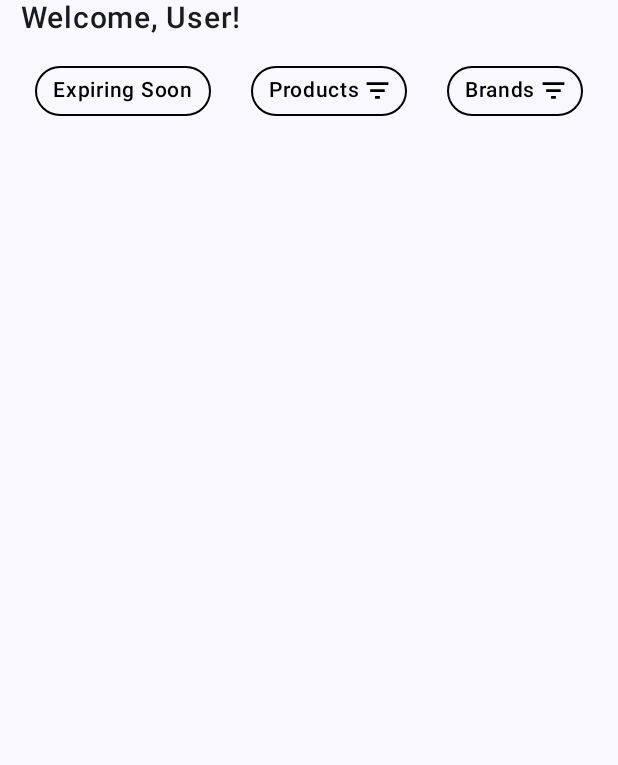
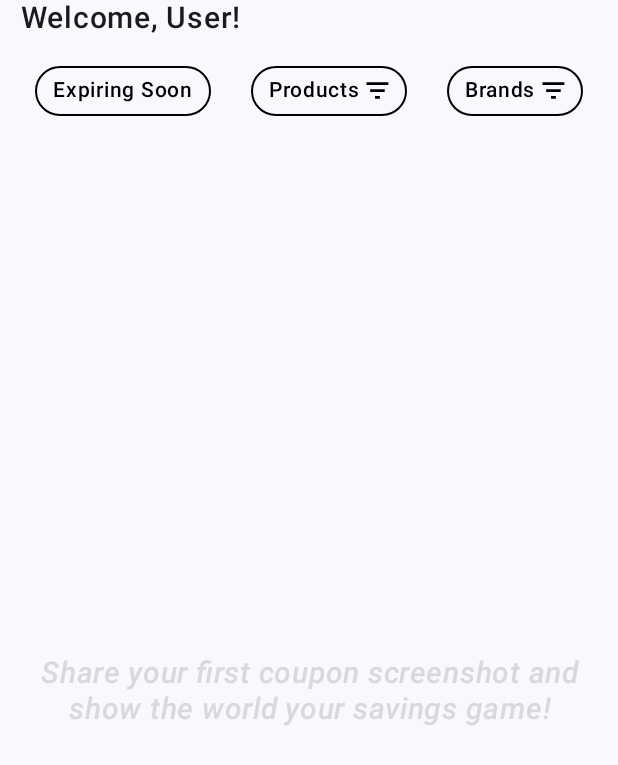
Before and after one commit to tanmayshree/ziwy, an Android app built with Jetpack Compose: the composable HomePage shown on its own in the app's theme, on a phone screen of 412 x 824 dp. Shown: the top 765 px of the screen. Run offline under Robolectric (Android 15) with nearby library versions, the light colour scheme and no system bars; pictures from the network do not load.

Commit message:
ui fixes

```diff
--- a/app/src/main/java/com/anonymous/ziwy/MainActivity.kt
+++ b/app/src/main/java/com/anonymous/ziwy/MainActivity.kt
@@ -61,7 +61,6 @@ class MainActivity : ComponentActivity() {
 
         setContent {
             ZiwyTheme {
-
                 Scaffold(
                     modifier = Modifier.fillMaxSize(),
                     containerColor = white
--- a/app/src/main/java/com/anonymous/ziwy/Screens/HomeSection/Components/HomePage.kt
+++ b/app/src/main/java/com/anonymous/ziwy/Screens/HomeSection/Components/HomePage.kt
@@ -55,6 +55,7 @@ import androidx.compose.ui.draw.shadow
 import androidx.compose.ui.graphics.ColorFilter
 import androidx.compose.ui.layout.ContentScale
 import androidx.compose.ui.res.painterResource
+import androidx.compose.ui.text.font.FontStyle
 import androidx.compose.ui.text.font.FontWeight
 import androidx.compose.ui.text.style.TextAlign
 import androidx.compose.ui.text.style.TextOverflow
@@ -162,6 +163,38 @@ private fun CouponsContainer(
     selectedProductFilter: MutableState<String?>,
     selectedBrandFilter: MutableState<String?>,
 ) {
+    val filteredList = state.couponsList
+        .filter { it.redeemed != true }
+        .filter {
+            it.expiryStatus == ZConstants.COUPON_IS_EXPIRING_SOON || !isExpiringSoonFilterEnabled.value
+        }
+        .filter {
+            selectedProductFilter.value == null || it.couponProduct?.contains(
+                selectedProductFilter.value
+            ) == true
+        }
+        .filter {
+            selectedBrandFilter.value == null || it.couponBrand == selectedBrandFilter.value
+        }
+
+    if (state.imageUri != null && state.imageUri != Uri.EMPTY) {
+
+    } else if (state.loadingScreenState == LoadingScreenState(true, ZConstants.FETCH_COUPONS)) {
+
+    } else if (filteredList.isEmpty()) {
+        Box(modifier = Modifier.fillMaxSize(), contentAlignment = Alignment.Center) {
+            Text(
+                text = "Share your first coupon screenshot and show the world your savings game!",
+                fontSize = 20.sp,
+                fontWeight = FontWeight.SemiBold,
+                textAlign = TextAlign.Center,
+                fontStyle = FontStyle.Italic,
+                color = grey,
+                modifier = Modifier
+                    .padding(20.dp, 10.dp)
+            )
+        }
+    }
     LazyVerticalGrid(
         contentPadding = PaddingValues(horizontal = 16.dp),
         columns = GridCells.Fixed(2),
@@ -225,19 +258,6 @@ private fun CouponsContainer(
                 }
             }
         } else {
-            val filteredList = state.couponsList
-                .filter { it.redeemed != true }
-                .filter {
-                    it.expiryStatus == ZConstants.COUPON_IS_EXPIRING_SOON || !isExpiringSoonFilterEnabled.value
-                }
-                .filter {
-                    selectedProductFilter.value == null || it.couponProduct?.contains(
-                        selectedProductFilter.value
-                    ) == true
-                }
-                .filter {
-                    selectedBrandFilter.value == null || it.couponBrand == selectedBrandFilter.value
-                }
             items(filteredList) { item ->
                 val isCardFlipped = remember { mutableStateOf(false) }
                 AnimatedContent(
--- a/app/src/main/java/com/anonymous/ziwy/Screens/TourSection/TourScreen1.kt
+++ b/app/src/main/java/com/anonymous/ziwy/Screens/TourSection/TourScreen1.kt
@@ -79,7 +79,7 @@ fun TourScreen1(tourNavController: NavHostController, mainNavController: NavCont
         ) {
             //skip button
             Text(
-                text = "Skip Tour >>" +"🇧🇪",
+                text = "Skip Tour >>",
                 color = orange,
                 fontSize = 16.sp,
                 fontWeight = FontWeight.Bold,
--- a/app/src/main/java/com/anonymous/ziwy/Utilities/OpenAi/OpenAiClient.kt
+++ b/app/src/main/java/com/anonymous/ziwy/Utilities/OpenAi/OpenAiClient.kt
@@ -1,5 +1,6 @@
 package com.anonymous.ziwy.Utilities.OpenAi
 
+import com.anonymous.ziwy.BuildConfig
 import okhttp3.OkHttpClient
 import okhttp3.logging.HttpLoggingInterceptor
 import retrofit2.Retrofit
@@ -17,7 +18,7 @@ object OpenAiClient {
         .addInterceptor(loggingInterceptor)
         .addInterceptor { chain ->
             val request = chain.request().newBuilder()
-                .addHeader("Authorization", "Bearer $EXPO_PUBLIC_OPENAI_API_KEY")
+                .addHeader("Authorization", "Bearer ${BuildConfig.OPENAI_API_KEY}")
                 .build()
             chain.proceed(request)
         }
--- a/app/src/main/java/com/anonymous/ziwy/Utilities/Retrofit/RetrofitClient.kt
+++ b/app/src/main/java/com/anonymous/ziwy/Utilities/Retrofit/RetrofitClient.kt
@@ -7,8 +7,8 @@ import retrofit2.converter.gson.GsonConverterFactory
 
 object RetrofitClient {
 
-//    private const val BASE_URL = "https://0iyc9na829.execute-api.ap-south-1.amazonaws.com/" //testing
-    private const val BASE_URL = "https://e2l78ao9t1.execute-api.ap-south-1.amazonaws.com/" //production
+    private const val BASE_URL = "https://0iyc9na829.execute-api.ap-south-1.amazonaws.com/" //testing
+//    private const val BASE_URL = "https://e2l78ao9t1.execute-api.ap-south-1.amazonaws.com/" //production
 
     private val loggingInterceptor = HttpLoggingInterceptor().apply {
         level = HttpLoggingInterceptor.Level.BODY
--- a/gradle.properties
+++ b/gradle.properties
@@ -21,3 +21,4 @@ kotlin.code.style=official
 # resources declared in the library itself and none from the library's dependencies,
 # thereby reducing the size of the R class for that library
 android.nonTransitiveRClass=true
+android.defaults.buildfeatures.buildconfig=true
```
Also changed, not shown: app/build.gradle.kts (+17 -0 lines), app/src/main/java/com/anonymous/ziwy/GenericComponents/ForceUpdateDialog.kt (+22 -1 lines), app/src/main/res/drawable/new_update.png, 1 other file.
